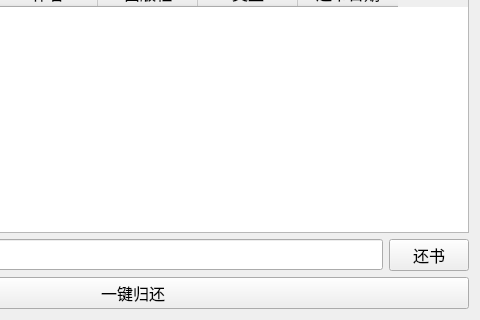
Qt form unreturnbookspage.ui (LeoStr4nge/LibraryManageSystem) before a commit; both pictures show x 214 to 694 and y 101 to 421 of the 694 by 421 pixel window.
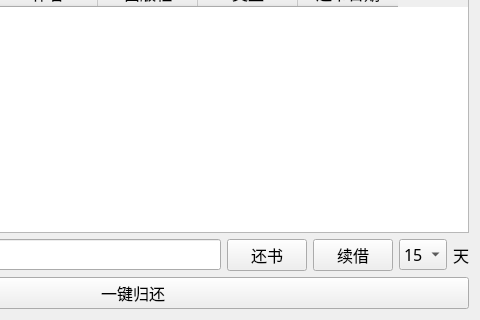
The same form after that commit.

Commit message: 完成还书日期的显示，续借的前后端整合

```diff
--- a/unreturnbookspage.ui
+++ b/unreturnbookspage.ui
@@ -111,6 +111,39 @@
            </property>
           </widget>
          </item>
+         <item>
+          <widget class="QPushButton" name="pushButton_4">
+           <property name="text">
+            <string>续借</string>
+           </property>
+          </widget>
+         </item>
+         <item>
+          <widget class="QComboBox" name="comboBox">
+           <item>
+            <property name="text">
+             <string>15</string>
+            </property>
+           </item>
+           <item>
+            <property name="text">
+             <string>30</string>
+            </property>
+           </item>
+           <item>
+            <property name="text">
+             <string>50</string>
+            </property>
+           </item>
+          </widget>
+         </item>
+         <item>
+          <widget class="QLabel" name="label_2">
+           <property name="text">
+            <string>天</string>
+           </property>
+          </widget>
+         </item>
         </layout>
        </item>
        <item>
```
The commit also changes 5 other files.
